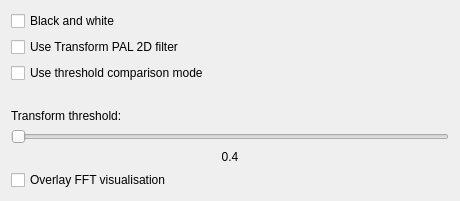
Qt form tools/ld-analyse/palchromadecoderconfigdialog.ui (happycube/ld-decode) before a commit.
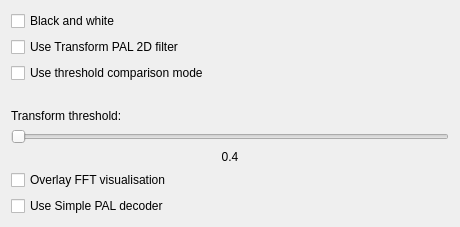
The same form after that commit.

Commit message:
Add "Use Simple PAL decoder" checkbox.
This is equivalent to ld-chroma-decoder --simple-pal.

```diff
--- a/tools/ld-analyse/palchromadecoderconfigdialog.ui
+++ b/tools/ld-analyse/palchromadecoderconfigdialog.ui
@@ -78,6 +78,13 @@
        </property>
       </widget>
      </item>
+     <item>
+      <widget class="QCheckBox" name="simplePALCheckBox">
+       <property name="text">
+        <string>Use Simple PAL decoder</string>
+       </property>
+      </widget>
+     </item>
      <item>
       <spacer name="verticalSpacer">
        <property name="orientation">
```
The commit also changes 2 other files.
